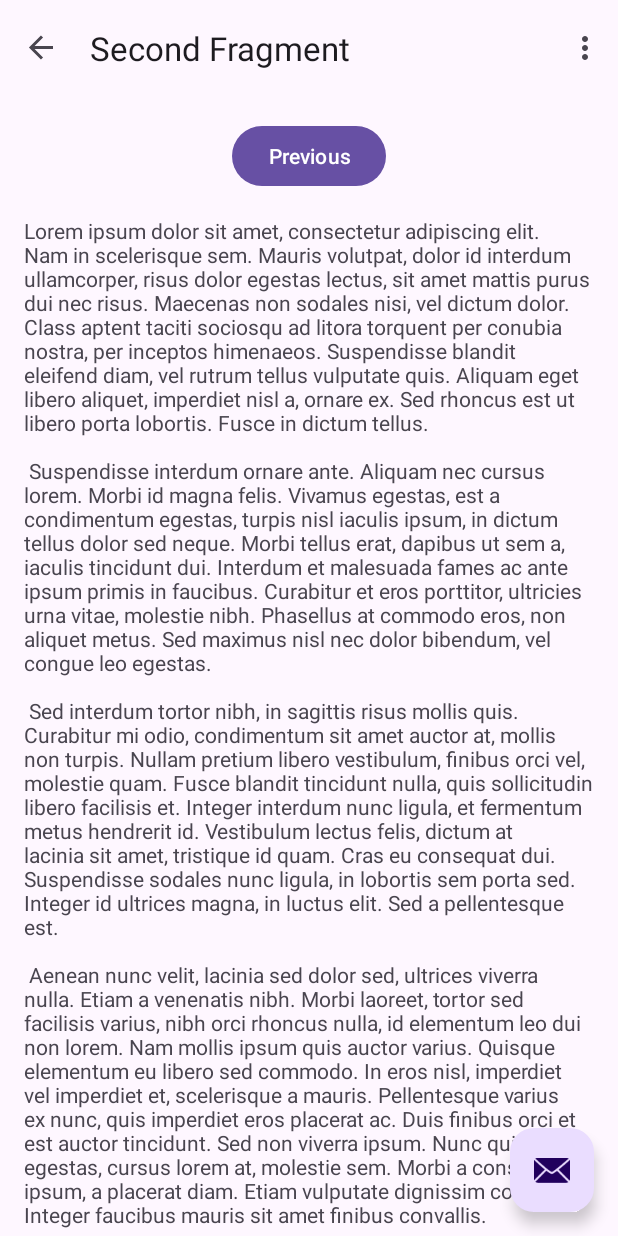
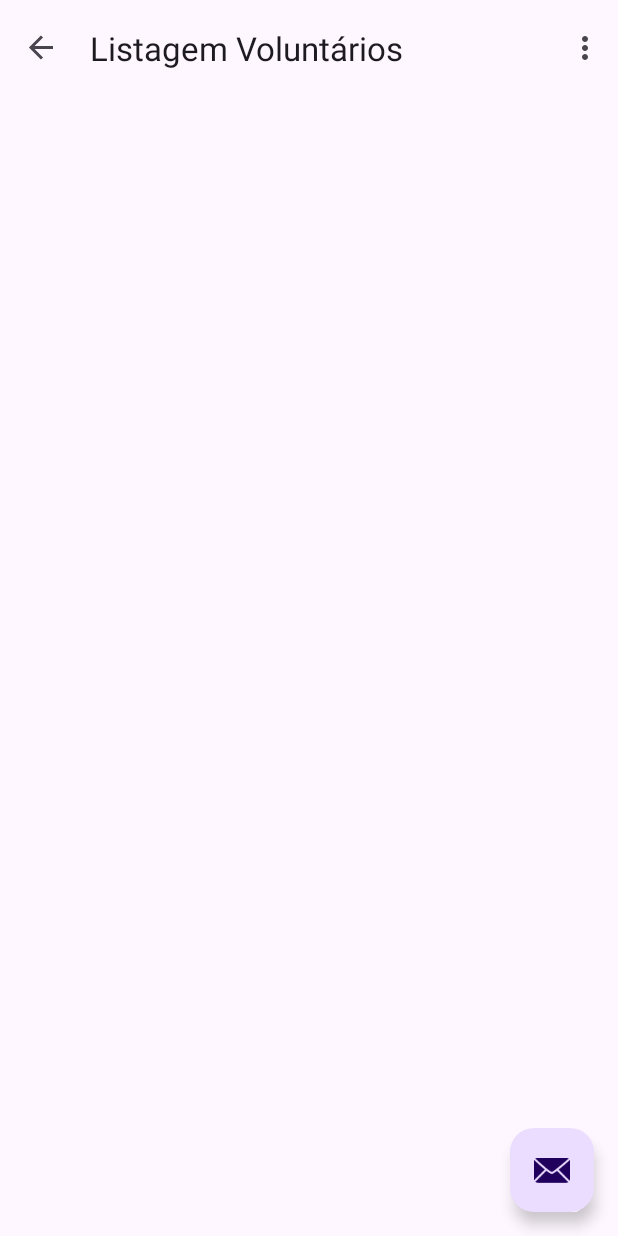
Before and after one commit to william-michelli/trabalhoextensionista, an Android app: the ListagemVoluntariosFragment screen opened through its navigation route, on a phone screen of 412 x 824 dp. Run offline under Robolectric (Android 15) with nearby library versions, the phone set to English and light mode, and no system bars; our stand-ins replace navigation-ui.

Commit message:
Telas iniciais

```diff
--- a/app/src/main/java/com/aula/trabalhoextensionista/FirstFragment.java
+++ b/app/src/main/java/com/aula/trabalhoextensionista/ListagemOngsFragment.java
@@ -9,11 +9,11 @@ import androidx.annotation.NonNull;
 import androidx.fragment.app.Fragment;
 import androidx.navigation.fragment.NavHostFragment;
 
-import com.aula.trabalhoextensionista.databinding.FragmentFirstBinding;
+import com.aula.trabalhoextensionista.databinding.FragmentListagemOngsBinding;
 
-public class FirstFragment extends Fragment {
+public class ListagemOngsFragment extends Fragment {
 
-    private FragmentFirstBinding binding;
+    private FragmentListagemOngsBinding binding;
 
     @Override
     public View onCreateView(
@@ -21,18 +21,13 @@ public class FirstFragment extends Fragment {
             Bundle savedInstanceState
     ) {
 
-        binding = FragmentFirstBinding.inflate(inflater, container, false);
+        binding = FragmentListagemOngsBinding.inflate(inflater, container, false);
         return binding.getRoot();
 
     }
 
     public void onViewCreated(@NonNull View view, Bundle savedInstanceState) {
         super.onViewCreated(view, savedInstanceState);
-
-        binding.buttonFirst.setOnClickListener(v ->
-                NavHostFragment.findNavController(FirstFragment.this)
-                        .navigate(R.id.action_FirstFragment_to_SecondFragment)
-        );
     }
 
     @Override
--- a/app/src/main/java/com/aula/trabalhoextensionista/SecondFragment.java
+++ b/app/src/main/java/com/aula/trabalhoextensionista/ListagemVoluntariosFragment.java
@@ -7,13 +7,12 @@ import android.view.ViewGroup;
 
 import androidx.annotation.NonNull;
 import androidx.fragment.app.Fragment;
-import androidx.navigation.fragment.NavHostFragment;
 
-import com.aula.trabalhoextensionista.databinding.FragmentSecondBinding;
+import com.aula.trabalhoextensionista.databinding.FragmentListagemOngsBinding;
 
-public class SecondFragment extends Fragment {
+public class ListagemVoluntariosFragment extends Fragment {
 
-    private FragmentSecondBinding binding;
+    private FragmentListagemOngsBinding binding;
 
     @Override
     public View onCreateView(
@@ -21,18 +20,13 @@ public class SecondFragment extends Fragment {
             Bundle savedInstanceState
     ) {
 
-        binding = FragmentSecondBinding.inflate(inflater, container, false);
+        binding = FragmentListagemOngsBinding.inflate(inflater, container, false);
         return binding.getRoot();
 
     }
 
     public void onViewCreated(@NonNull View view, Bundle savedInstanceState) {
         super.onViewCreated(view, savedInstanceState);
-
-        binding.buttonSecond.setOnClickListener(v ->
-                NavHostFragment.findNavController(SecondFragment.this)
-                        .navigate(R.id.action_SecondFragment_to_FirstFragment)
-        );
     }
 
     @Override
--- /dev/null
+++ b/app/src/main/java/com/aula/trabalhoextensionista/TelaInicialSelecaoFragment.java
@@ -0,0 +1,53 @@
+package com.aula.trabalhoextensionista;
+
+import android.os.Bundle;
+import android.view.LayoutInflater;
+import android.view.View;
+import android.view.ViewGroup;
+
+import androidx.annotation.NonNull;
+import androidx.fragment.app.Fragment;
+import androidx.navigation.fragment.NavHostFragment;
+
+import com.aula.trabalhoextensionista.databinding.FragmentTelaInicialSelecaoBinding;
+
+public class TelaInicialSelecaoFragment extends Fragment {
+
+    private FragmentTelaInicialSelecaoBinding binding;
+
+    @Override
+    public View onCreateView(
+            @NonNull LayoutInflater inflater, ViewGroup container,
+            Bundle savedInstanceState
+    ) {
+
+        binding = FragmentTelaInicialSelecaoBinding.inflate(inflater, container, false);
+        return binding.getRoot();
+
+    }
+
+    public void onViewCreated(@NonNull View view, Bundle savedInstanceState) {
+        super.onViewCreated(view, savedInstanceState);
+
+        //region Botao que leva para tela de listagem de ONG
+        binding.buttonListagemOngs.setOnClickListener(v ->
+                NavHostFragment.findNavController(TelaInicialSelecaoFragment.this)
+                        .navigate(R.id.action_Selecao_to_ListagemOngs)
+        );
+        //endregion
+
+        //region Botao que leva para tela de listagem de VOLUNTARIO
+        binding.buttonListagemVoluntarios.setOnClickListener(v ->
+                NavHostFragment.findNavController(TelaInicialSelecaoFragment.this)
+                        .navigate(R.id.action_Selecao_to_ListagemVoluntarios)
+        );
+        //endregion
+    }
+
+    @Override
+    public void onDestroyView() {
+        super.onDestroyView();
+        binding = null;
+    }
+
+}
--- /dev/null
+++ b/app/src/main/res/layout/fragment_listagem_ongs.xml
@@ -0,0 +1,15 @@
+<?xml version="1.0" encoding="utf-8"?>
+<androidx.core.widget.NestedScrollView xmlns:android="http://schemas.android.com/apk/res/android"
+    xmlns:app="http://schemas.android.com/apk/res-auto"
+    xmlns:tools="http://schemas.android.com/tools"
+    android:layout_width="match_parent"
+    android:layout_height="match_parent"
+    tools:context=".ListagemOngsFragment">
+
+    <androidx.constraintlayout.widget.ConstraintLayout
+        android:layout_width="match_parent"
+        android:layout_height="match_parent"
+        android:padding="16dp">
+
+    </androidx.constraintlayout.widget.ConstraintLayout>
+</androidx.core.widget.NestedScrollView>
--- /dev/null
+++ b/app/src/main/res/layout/fragment_listagem_voluntarios.xml
@@ -0,0 +1,15 @@
+<?xml version="1.0" encoding="utf-8"?>
+<androidx.core.widget.NestedScrollView xmlns:android="http://schemas.android.com/apk/res/android"
+    xmlns:app="http://schemas.android.com/apk/res-auto"
+    xmlns:tools="http://schemas.android.com/tools"
+    android:layout_width="match_parent"
+    android:layout_height="match_parent"
+    tools:context=".ListagemVoluntariosFragment">
+
+    <androidx.constraintlayout.widget.ConstraintLayout
+        android:layout_width="match_parent"
+        android:layout_height="match_parent"
+        android:padding="16dp">
+
+    </androidx.constraintlayout.widget.ConstraintLayout>
+</androidx.core.widget.NestedScrollView>
--- a/app/src/main/res/layout/fragment_second.xml
+++ /dev/null
@@ -1,35 +0,0 @@
-<?xml version="1.0" encoding="utf-8"?>
-<androidx.core.widget.NestedScrollView xmlns:android="http://schemas.android.com/apk/res/android"
-    xmlns:app="http://schemas.android.com/apk/res-auto"
-    xmlns:tools="http://schemas.android.com/tools"
-    android:layout_width="match_parent"
-    android:layout_height="match_parent"
-    tools:context=".SecondFragment">
-
-    <androidx.constraintlayout.widget.ConstraintLayout
-        android:layout_width="match_parent"
-        android:layout_height="match_parent"
-        android:padding="16dp">
-
-        <Button
-            android:id="@+id/button_second"
-            android:layout_width="wrap_content"
-            android:layout_height="wrap_content"
-            android:text="@string/previous"
-            app:layout_constraintBottom_toTopOf="@id/textview_second"
-            app:layout_constraintEnd_toEndOf="parent"
-            app:layout_constraintStart_toStartOf="parent"
-            app:layout_constraintTop_toTopOf="parent" />
-
-        <TextView
-            android:id="@+id/textview_second"
-            android:layout_width="wrap_content"
-            android:layout_height="wrap_content"
-            android:layout_marginTop="16dp"
-            android:text="@string/lorem_ipsum"
-            app:layout_constraintBottom_toBottomOf="parent"
-            app:layout_constraintEnd_toEndOf="parent"
-            app:layout_constraintStart_toStartOf="parent"
-            app:layout_constraintTop_toBottomOf="@id/button_second" />
-    </androidx.constraintlayout.widget.ConstraintLayout>
-</androidx.core.widget.NestedScrollView>
--- a/app/src/main/res/layout/fragment_first.xml
+++ b/app/src/main/res/layout/fragment_tela_inicial_selecao.xml
@@ -4,7 +4,7 @@
     xmlns:tools="http://schemas.android.com/tools"
     android:layout_width="match_parent"
     android:layout_height="match_parent"
-    tools:context=".FirstFragment">
+    tools:context=".TelaInicialSelecaoFragment">
 
     <androidx.constraintlayout.widget.ConstraintLayout
         android:layout_width="match_parent"
@@ -12,24 +12,23 @@
         android:padding="16dp">
 
         <Button
-            android:id="@+id/button_first"
-            android:layout_width="wrap_content"
-            android:layout_height="wrap_content"
-            android:text="@string/next"
-            app:layout_constraintBottom_toTopOf="@id/textview_first"
+            android:id="@+id/button_listagem_ongs"
+            android:layout_width="201dp"
+            android:layout_height="56dp"
+            android:layout_marginTop="236dp"
+            android:text="@string/ongs"
             app:layout_constraintEnd_toEndOf="parent"
             app:layout_constraintStart_toStartOf="parent"
             app:layout_constraintTop_toTopOf="parent" />
 
-        <TextView
-            android:id="@+id/textview_first"
-            android:layout_width="wrap_content"
-            android:layout_height="wrap_content"
-            android:layout_marginTop="16dp"
-            android:text="@string/lorem_ipsum"
-            app:layout_constraintBottom_toBottomOf="parent"
+        <Button
+            android:id="@+id/button_listagem_voluntarios"
+            android:layout_width="201dp"
+            android:layout_height="56dp"
+            android:layout_marginTop="340dp"
+            android:text="@string/voluntarios"
             app:layout_constraintEnd_toEndOf="parent"
             app:layout_constraintStart_toStartOf="parent"
-            app:layout_constraintTop_toBottomOf="@id/button_first" />
+            app:layout_constraintTop_toTopOf="parent" />
     </androidx.constraintlayout.widget.ConstraintLayout>
 </androidx.core.widget.NestedScrollView>
--- a/app/src/main/res/navigation/nav_graph.xml
+++ b/app/src/main/res/navigation/nav_graph.xml
@@ -3,26 +3,48 @@
     xmlns:app="http://schemas.android.com/apk/res-auto"
     xmlns:tools="http://schemas.android.com/tools"
     android:id="@+id/nav_graph"
-    app:startDestination="@id/FirstFragment">
+    app:startDestination="@id/TelaInicialSelecaoFragment">
 
+    <!-- FRAGMENTO DA TELA INICIAL -->
     <fragment
-        android:id="@+id/FirstFragment"
-        android:name="com.aula.trabalhoextensionista.FirstFragment"
-        android:label="@string/first_fragment_label"
-        tools:layout="@layout/fragment_first">
+        android:id="@+id/TelaInicialSelecaoFragment"
+        android:name="com.aula.trabalhoextensionista.TelaInicialSelecaoFragment"
+        android:label="@string/selecao_label"
+        tools:layout="@layout/fragment_tela_inicial_selecao">
+
+        <!-- ACTIONS DE NAVEGAÇÃO -->
+        <action
+            android:id="@+id/action_Selecao_to_ListagemOngs"
+            app:destination="@id/ListagemOngsFragment" />
 
         <action
-            android:id="@+id/action_FirstFragment_to_SecondFragment"
-            app:destination="@id/SecondFragment" />
+            android:id="@+id/action_Selecao_to_ListagemVoluntarios"
+            app:destination="@id/ListagemVoluntariosFragment" />
     </fragment>
+
+    <!-- FRAGMENTO DA LISTAGEM DE ONGS -->
     <fragment
-        android:id="@+id/SecondFragment"
-        android:name="com.aula.trabalhoextensionista.SecondFragment"
-        android:label="@string/second_fragment_label"
-        tools:layout="@layout/fragment_second">
+        android:id="@+id/ListagemOngsFragment"
+        android:name="com.aula.trabalhoextensionista.ListagemOngsFragment"
+        android:label="@string/listagem_ongs_label"
+        tools:layout="@layout/fragment_listagem_ongs">
 
         <action
-            android:id="@+id/action_SecondFragment_to_FirstFragment"
-            app:destination="@id/FirstFragment" />
+            android:id="@+id/action_ListagemOngs_to_TelaInicialSelecao"
+            app:destination="@id/TelaInicialSelecaoFragment" />
     </fragment>
+
+    <!-- FRAGMENTO DA LISTAGEM DE VOLUNTARIOS -->
+    <fragment
+        android:id="@+id/ListagemVoluntariosFragment"
+        android:name="com.aula.trabalhoextensionista.ListagemVoluntariosFragment"
+        android:label="@string/listagem_voluntarios_label"
+        tools:layout="@layout/fragment_listagem_voluntarios">
+
+        <action
+            android:id="@+id/action_ListagemVoluntarios_to_TelaInicialSelecao"
+            app:destination="@id/TelaInicialSelecaoFragment" />
+    </fragment>
+
+
 </navigation>
--- a/app/src/main/res/values/strings.xml
+++ b/app/src/main/res/values/strings.xml
@@ -2,45 +2,13 @@
     <string name="app_name">trabalhoextensionista</string>
     <string name="action_settings">Settings</string>
     <!-- Strings used for fragments for navigation -->
-    <string name="first_fragment_label">First Fragment</string>
-    <string name="second_fragment_label">Second Fragment</string>
-    <string name="next">Next</string>
-    <string name="previous">Previous</string>
+    <string name="selecao_label">Selecao</string>
+    <string name="listagem_ongs_label">Listagem ONGs</string>
+    <string name="listagem_voluntarios_label">Listagem Voluntários</string>
+    <string name="ongs">ONGs</string>
+    <string name="voluntarios">Voluntários</string>
 
     <string name="lorem_ipsum">
-        Lorem ipsum dolor sit amet, consectetur adipiscing elit. Nam in scelerisque sem. Mauris
-        volutpat, dolor id interdum ullamcorper, risus dolor egestas lectus, sit amet mattis purus
-        dui nec risus. Maecenas non sodales nisi, vel dictum dolor. Class aptent taciti sociosqu ad
-        litora torquent per conubia nostra, per inceptos himenaeos. Suspendisse blandit eleifend
-        diam, vel rutrum tellus vulputate quis. Aliquam eget libero aliquet, imperdiet nisl a,
-        ornare ex. Sed rhoncus est ut libero porta lobortis. Fusce in dictum tellus.\n\n
-        Suspendisse interdum ornare ante. Aliquam nec cursus lorem. Morbi id magna felis. Vivamus
-        egestas, est a condimentum egestas, turpis nisl iaculis ipsum, in dictum tellus dolor sed
-        neque. Morbi tellus erat, dapibus ut sem a, iaculis tincidunt dui. Interdum et malesuada
-        fames ac ante ipsum primis in faucibus. Curabitur et eros porttitor, ultricies urna vitae,
-        molestie nibh. Phasellus at commodo eros, non aliquet metus. Sed maximus nisl nec dolor
-        bibendum, vel congue leo egestas.\n\n
-        Sed interdum tortor nibh, in sagittis risus mollis quis. Curabitur mi odio, condimentum sit
-        amet auctor at, mollis non turpis. Nullam pretium libero vestibulum, finibus orci vel,
-        molestie quam. Fusce blandit tincidunt nulla, quis sollicitudin libero facilisis et. Integer
-        interdum nunc ligula, et fermentum metus hendrerit id. Vestibulum lectus felis, dictum at
-        lacinia sit amet, tristique id quam. Cras eu consequat dui. Suspendisse sodales nunc ligula,
-        in lobortis sem porta sed. Integer id ultrices magna, in luctus elit. Sed a pellentesque
-        est.\n\n
-        Aenean nunc velit, lacinia sed dolor sed, ultrices viverra nulla. Etiam a venenatis nibh.
-        Morbi laoreet, tortor sed facilisis varius, nibh orci rhoncus nulla, id elementum leo dui
-        non lorem. Nam mollis ipsum quis auctor varius. Quisque elementum eu libero sed commodo. In
-        eros nisl, imperdiet vel imperdiet et, scelerisque a mauris. Pellentesque varius ex nunc,
-        quis imperdiet eros placerat ac. Duis finibus orci et est auctor tincidunt. Sed non viverra
-        ipsum. Nunc quis augue egestas, cursus lorem at, molestie sem. Morbi a consectetur ipsum, a
-        placerat diam. Etiam vulputate dignissim convallis. Integer faucibus mauris sit amet finibus
-        convallis.\n\n
-        Phasellus in aliquet mi. Pellentesque habitant morbi tristique senectus et netus et
-        malesuada fames ac turpis egestas. In volutpat arcu ut felis sagittis, in finibus massa
-        gravida. Pellentesque id tellus orci. Integer dictum, lorem sed efficitur ullamcorper,
-        libero justo consectetur ipsum, in mollis nisl ex sed nisl. Donec maximus ullamcorper
-        sodales. Praesent bibendum rhoncus tellus nec feugiat. In a ornare nulla. Donec rhoncus
-        libero vel nunc consequat, quis tincidunt nisl eleifend. Cras bibendum enim a justo luctus
-        vestibulum. Fusce dictum libero quis erat maximus, vitae volutpat diam dignissim.
+        Lorem ipsum
     </string>
 </resources>
```
